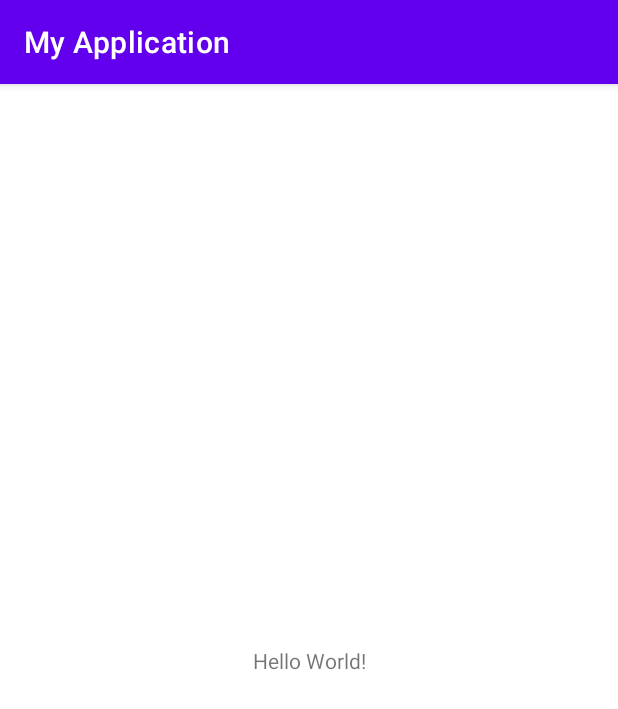
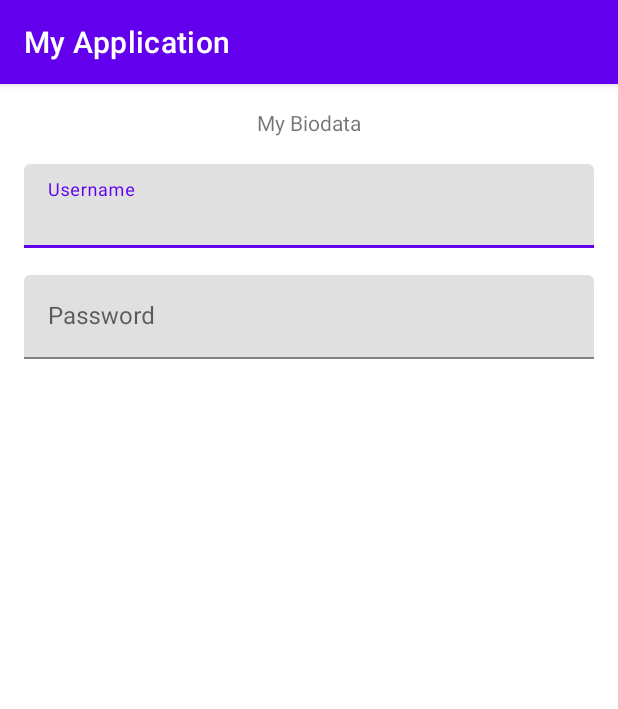
Before and after one commit to mikhael2003/MyBiodata, an Android app: the screen it shows after launch (MainActivity), on a phone screen of 412 x 824 dp. Shown: the top 709 px of the screen. Run offline under Robolectric (Android 15) with nearby library versions, the phone set to English and light mode, and no system bars.

Commit message:
Update activity_main.xml

```diff
--- a/app/src/main/res/layout/activity_main.xml
+++ b/app/src/main/res/layout/activity_main.xml
@@ -7,12 +7,61 @@
     tools:context=".MainActivity">
 
     <TextView
+        android:id="@+id/tv_title"
         android:layout_width="wrap_content"
         android:layout_height="wrap_content"
-        android:text="Hello World!"
-        app:layout_constraintBottom_toBottomOf="parent"
+        android:text="My Biodata"
+        android:layout_marginTop="16dp"
+        app:layout_constraintStart_toStartOf="parent"
         app:layout_constraintEnd_toEndOf="parent"
+        app:layout_constraintTop_toTopOf="parent"/>
+
+    <com.google.android.material.textfield.TextInputLayout
+        android:id="@+id/til_username"
+        android:layout_width="match_parent"
+        android:layout_height="wrap_content"
+        android:layout_marginTop="18dp"
+        android:layout_marginHorizontal="16dp"
+        app:layout_constraintTop_toBottomOf="@id/tv_title"
         app:layout_constraintStart_toStartOf="parent"
-        app:layout_constraintTop_toTopOf="parent" />
+        app:layout_constraintEnd_toEndOf="parent">
+
+        <EditText
+            android:id="@+id/et_username"
+            android:layout_width="match_parent"
+            android:layout_height="wrap_content"
+            android:inputType="textPersonName"
+            android:imeOptions="actionNext"
+            android:hint="Username"/>
+
+
+    </com.google.android.material.textfield.TextInputLayout>
+
+    <com.google.android.material.textfield.TextInputLayout
+        android:id="@+id/til_password"
+        android:layout_width="match_parent"
+        android:layout_height="wrap_content"
+        android:layout_marginTop="18dp"
+        android:layout_marginHorizontal="16dp"
+        app:layout_constraintTop_toBottomOf="@id/til_username"
+        app:layout_constraintStart_toStartOf="parent"
+        app:layout_constraintEnd_toEndOf="parent"
+        tools:ignore="DuplicateIds">
+
+        <EditText
+            android:id="@+id/et_password"
+            android:layout_width="match_parent"
+            android:layout_height="wrap_content"
+            android:imeOptions="actionNext"
+            android:inputType="textPassword"
+            android:hint="Password"/>
+
+
+    </com.google.android.material.textfield.TextInputLayout>
+
+
+
+
+
 
 </androidx.constraintlayout.widget.ConstraintLayout>
```
